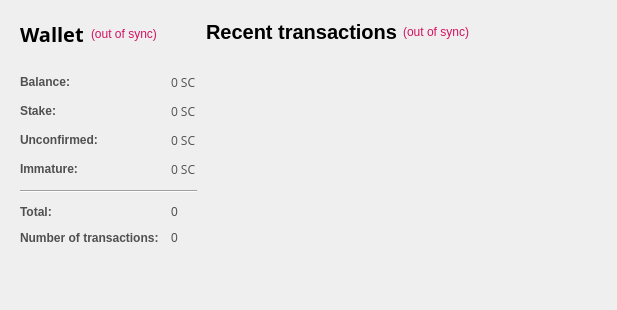
This is src/qt/forms/overviewpage.ui in shnurf/silkcoin as Qt 5 draws it before an edit. The edited form follows.
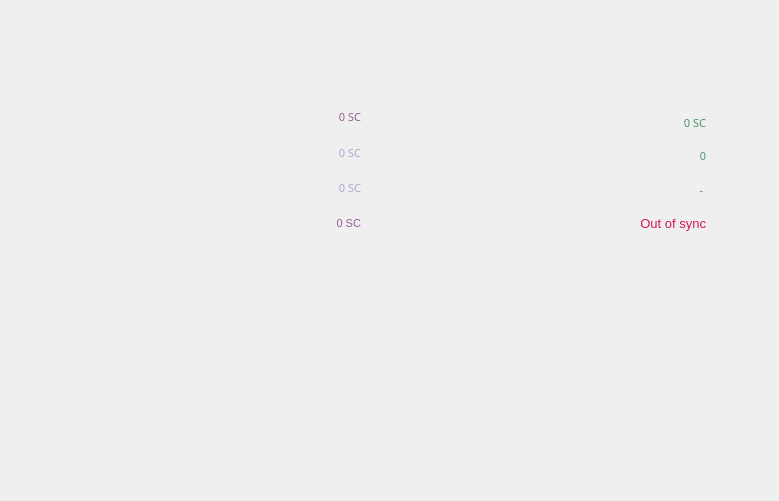
This is the edited form. Icons and pictures are not drawn.

```diff
--- a/src/qt/forms/overviewpage.ui
+++ b/src/qt/forms/overviewpage.ui
@@ -6,8 +6,8 @@
    <rect>
     <x>0</x>
     <y>0</y>
-    <width>575</width>
-    <height>417</height>
+    <width>779</width>
+    <height>517</height>
    </rect>
   </property>
   <property name="sizePolicy">
@@ -18,7 +18,7 @@
   </property>
   <property name="maximumSize">
    <size>
-    <width>575</width>
+    <width>800</width>
     <height>16777215</height>
    </size>
   </property>
@@ -27,7 +27,7 @@
   </property>
   <property name="styleSheet">
    <string notr="true">color:#505050;
-font-family:'Open Sans,sans-serif';</string>
+font-family:'Proxima Nova Rg';font-size:13px</string>
   </property>
   <layout class="QGridLayout" name="gridLayout_2">
    <property name="sizeConstraint">
@@ -39,128 +39,20 @@
    <property name="horizontalSpacing">
     <number>0</number>
    </property>
-   <item row="1" column="1">
-    <layout class="QVBoxLayout" name="verticalLayout_3">
-     <property name="spacing">
-      <number>7</number>
+   <item row="3" column="1" colspan="2">
+    <widget class="QLabel" name="label_5">
+     <property name="font">
+      <font>
+       <family>Proxima Nova Rg</family>
+       <pointsize>-1</pointsize>
+      </font>
      </property>
-     <item>
-      <widget class="QFrame" name="frame_2">
-       <property name="sizePolicy">
-        <sizepolicy hsizetype="Fixed" vsizetype="Preferred">
-         <horstretch>0</horstretch>
-         <verstretch>0</verstretch>
-        </sizepolicy>
-       </property>
-       <property name="minimumSize">
-        <size>
-         <width>400</width>
-         <height>0</height>
-        </size>
-       </property>
-       <property name="maximumSize">
-        <size>
-         <width>450</width>
-         <height>16777215</height>
-        </size>
-       </property>
-       <layout class="QVBoxLayout" name="verticalLayout">
-        <property name="leftMargin">
-         <number>0</number>
-        </property>
-        <item>
-         <layout class="QHBoxLayout" name="horizontalLayout_2">
-          <item>
-           <widget class="QLabel" name="label_4">
             <property name="text">
-             <string>&lt;html&gt;&lt;head/&gt;&lt;body&gt;&lt;p&gt;&lt;span style=&quot; font-size:20px; font-weight:600; color:#000000;&quot;&gt;Recent transactions&lt;/span&gt;&lt;/p&gt;&lt;/body&gt;&lt;/html&gt;</string>
+      <string>&lt;html&gt;&lt;head/&gt;&lt;body&gt;&lt;p align=&quot;center&quot;&gt;&lt;img src=&quot;:/icons/dash&quot;/&gt;&lt;/p&gt;&lt;/body&gt;&lt;/html&gt;</string>
             </property>
            </widget>
           </item>
-          <item>
-           <widget class="QLabel" name="labelTransactionsStatus">
-            <property name="toolTip">
-             <string>The displayed information may be out of date. Your wallet automatically synchronizes with the Silkcoin network after a connection is established, but this process has not completed yet.</string>
-            </property>
-            <property name="styleSheet">
-             <string notr="true">QLabel { color: red; }</string>
-            </property>
-            <property name="text">
-             <string notr="true">&lt;html&gt;&lt;head/&gt;&lt;body&gt;&lt;p&gt;&lt;span style=&quot; color:#d31360;&quot;&gt;(out of sync)&lt;/span&gt;&lt;/p&gt;&lt;/body&gt;&lt;/html&gt;</string>
-            </property>
-            <property name="alignment">
-             <set>Qt::AlignRight|Qt::AlignTrailing|Qt::AlignVCenter</set>
-            </property>
-           </widget>
-          </item>
-          <item>
-           <spacer name="horizontalSpacer">
-            <property name="orientation">
-             <enum>Qt::Horizontal</enum>
-            </property>
-            <property name="sizeHint" stdset="0">
-             <size>
-              <width>40</width>
-              <height>20</height>
-             </size>
-            </property>
-           </spacer>
-          </item>
-         </layout>
-        </item>
-        <item>
-         <spacer name="verticalSpacer_6">
-          <property name="orientation">
-           <enum>Qt::Vertical</enum>
-          </property>
-          <property name="sizeType">
-           <enum>QSizePolicy::Maximum</enum>
-          </property>
-          <property name="sizeHint" stdset="0">
-           <size>
-            <width>20</width>
-            <height>13</height>
-           </size>
-          </property>
-         </spacer>
-        </item>
-        <item>
-         <widget class="QListView" name="listTransactions">
-          <property name="sizePolicy">
-           <sizepolicy hsizetype="Fixed" vsizetype="Expanding">
-            <horstretch>0</horstretch>
-            <verstretch>0</verstretch>
-           </sizepolicy>
-          </property>
-          <property name="maximumSize">
-           <size>
-            <width>400</width>
-            <height>16777215</height>
-           </size>
-          </property>
-          <property name="styleSheet">
-           <string notr="true">QListView { background: transparent;font-size:12px;  }</string>
-          </property>
-          <property name="frameShape">
-           <enum>QFrame::NoFrame</enum>
-          </property>
-          <property name="verticalScrollBarPolicy">
-           <enum>Qt::ScrollBarAlwaysOff</enum>
-          </property>
-          <property name="horizontalScrollBarPolicy">
-           <enum>Qt::ScrollBarAlwaysOff</enum>
-          </property>
-          <property name="selectionMode">
-           <enum>QAbstractItemView::NoSelection</enum>
-          </property>
-         </widget>
-        </item>
-       </layout>
-      </widget>
-     </item>
-    </layout>
-   </item>
-   <item row="1" column="0">
+   <item row="6" column="1">
     <layout class="QVBoxLayout" name="verticalLayout_2">
      <property name="spacing">
       <number>1</number>
@@ -173,100 +65,49 @@
          <verstretch>0</verstretch>
         </sizepolicy>
        </property>
+       <property name="minimumSize">
+        <size>
+         <width>331</width>
+         <height>188</height>
+        </size>
+       </property>
        <property name="maximumSize">
         <size>
-         <width>350</width>
-         <height>16777215</height>
+         <width>331</width>
+         <height>188</height>
         </size>
        </property>
+       <property name="styleSheet">
+        <string notr="true">background-image:url(:/icons/res/icons/balance.png);</string>
+       </property>
        <layout class="QVBoxLayout" name="verticalLayout_4">
-        <item>
-         <layout class="QHBoxLayout" name="horizontalLayout_4">
           <property name="spacing">
-           <number>7</number>
+         <number>0</number>
           </property>
           <item>
-           <widget class="QLabel" name="label_5">
-            <property name="font">
-             <font>
-              <family>Open Sans,sans-serif</family>
-             </font>
-            </property>
-            <property name="text">
-             <string>&lt;html&gt;&lt;head/&gt;&lt;body&gt;&lt;p&gt;&lt;span style=&quot; font-size:20px; font-weight:600; color:#000000;&quot;&gt;Wallet&lt;/span&gt;&lt;/p&gt;&lt;/body&gt;&lt;/html&gt;</string>
-            </property>
-           </widget>
-          </item>
-          <item>
-           <widget class="QLabel" name="labelWalletStatus">
-            <property name="toolTip">
-             <string>The displayed information may be out of date. Your wallet automatically synchronizes with the Silkcoin network after a connection is established, but this process has not completed yet.</string>
-            </property>
+         <widget class="QFrame" name="frame_3">
             <property name="styleSheet">
-             <string notr="true">QLabel { color: red; }</string>
-            </property>
-            <property name="text">
-             <string notr="true">&lt;html&gt;&lt;head/&gt;&lt;body&gt;&lt;p&gt;&lt;span style=&quot; color:#d31360;&quot;&gt;(out of sync)&lt;/span&gt;&lt;/p&gt;&lt;/body&gt;&lt;/html&gt;</string>
-            </property>
-            <property name="alignment">
-             <set>Qt::AlignLeading|Qt::AlignLeft|Qt::AlignVCenter</set>
-            </property>
-           </widget>
-          </item>
-          <item>
-           <spacer name="horizontalSpacer_2">
-            <property name="orientation">
-             <enum>Qt::Horizontal</enum>
-            </property>
-            <property name="sizeHint" stdset="0">
-             <size>
-              <width>40</width>
-              <height>20</height>
-             </size>
-            </property>
-           </spacer>
-          </item>
-         </layout>
-        </item>
-        <item>
-         <spacer name="verticalSpacer_5">
-          <property name="orientation">
-           <enum>Qt::Vertical</enum>
-          </property>
-          <property name="sizeType">
-           <enum>QSizePolicy::Maximum</enum>
-          </property>
-          <property name="sizeHint" stdset="0">
-           <size>
-            <width>20</width>
-            <height>20</height>
-           </size>
-          </property>
-         </spacer>
-        </item>
-        <item>
-         <layout class="QFormLayout" name="formLayout_2">
-          <property name="fieldGrowthPolicy">
-           <enum>QFormLayout::AllNonFixedFieldsGrow</enum>
-          </property>
-          <property name="horizontalSpacing">
-           <number>12</number>
-          </property>
+           <string notr="true">background:transparent;color:#afa6cd;</string>
+          </property>
+          <widget class="QWidget" name="gridLayoutWidget">
+           <property name="geometry">
+            <rect>
+             <x>120</x>
+             <y>30</y>
+             <width>181</width>
+             <height>141</height>
+            </rect>
+           </property>
+           <layout class="QGridLayout" name="ohno">
           <property name="verticalSpacing">
-           <number>12</number>
+             <number>0</number>
           </property>
           <item row="0" column="0">
-           <widget class="QLabel" name="label">
-            <property name="text">
-             <string>&lt;html&gt;&lt;head/&gt;&lt;body&gt;&lt;p&gt;&lt;span style=&quot; font-weight:600;&quot;&gt;Balance:&lt;/span&gt;&lt;/p&gt;&lt;/body&gt;&lt;/html&gt;</string>
-            </property>
-           </widget>
-          </item>
-          <item row="0" column="1">
            <widget class="QLabel" name="labelBalance">
             <property name="font">
              <font>
-              <family>Open Sans,sans-serif</family>
+                <family>Proxima Nova Rg</family>
+                <pointsize>-1</pointsize>
              </font>
             </property>
             <property name="cursor">
@@ -275,8 +116,17 @@
             <property name="toolTip">
              <string>Your current balance</string>
             </property>
+              <property name="layoutDirection">
+               <enum>Qt::LeftToRight</enum>
+              </property>
+              <property name="styleSheet">
+               <string notr="true">color:#925c97;</string>
+              </property>
             <property name="text">
-             <string notr="true">0 SC</string>
+               <string notr="true">&lt;html&gt;&lt;head/&gt;&lt;body&gt;&lt;p&gt;&lt;span style=&quot; font-size:8pt;&quot;&gt;0 SC&lt;/span&gt;&lt;/p&gt;&lt;/body&gt;&lt;/html&gt;</string>
+              </property>
+              <property name="alignment">
+               <set>Qt::AlignRight|Qt::AlignTrailing|Qt::AlignVCenter</set>
             </property>
             <property name="textInteractionFlags">
              <set>Qt::LinksAccessibleByMouse|Qt::TextSelectableByKeyboard|Qt::TextSelectableByMouse</set>
@@ -284,17 +134,11 @@
            </widget>
           </item>
           <item row="1" column="0">
-           <widget class="QLabel" name="label_6">
-            <property name="text">
-             <string>&lt;html&gt;&lt;head/&gt;&lt;body&gt;&lt;p&gt;&lt;span style=&quot; font-weight:600;&quot;&gt;Stake:&lt;/span&gt;&lt;/p&gt;&lt;/body&gt;&lt;/html&gt;</string>
-            </property>
-           </widget>
-          </item>
-          <item row="1" column="1">
            <widget class="QLabel" name="labelStake">
             <property name="font">
              <font>
-              <family>Open Sans,sans-serif</family>
+                <family>Proxima Nova Rg</family>
+                <pointsize>-1</pointsize>
              </font>
             </property>
             <property name="cursor">
@@ -304,7 +148,10 @@
              <string>Total of coins that was staked, and do not yet count toward the current balance</string>
             </property>
             <property name="text">
-             <string notr="true">0 SC</string>
+               <string notr="true">&lt;html&gt;&lt;head/&gt;&lt;body&gt;&lt;p align=&quot;right&quot;&gt;&lt;span style=&quot; font-size:8pt;&quot;&gt;0 SC&lt;/span&gt;&lt;/p&gt;&lt;/body&gt;&lt;/html&gt;</string>
+              </property>
+              <property name="alignment">
+               <set>Qt::AlignRight|Qt::AlignTrailing|Qt::AlignVCenter</set>
             </property>
             <property name="textInteractionFlags">
              <set>Qt::LinksAccessibleByMouse|Qt::TextSelectableByKeyboard|Qt::TextSelectableByMouse</set>
@@ -312,110 +159,213 @@
            </widget>
           </item>
           <item row="2" column="0">
-           <widget class="QLabel" name="label_3">
-            <property name="text">
-             <string>&lt;html&gt;&lt;head/&gt;&lt;body&gt;&lt;p&gt;&lt;span style=&quot; font-weight:600;&quot;&gt;Unconfirmed:&lt;/span&gt;&lt;/p&gt;&lt;/body&gt;&lt;/html&gt;</string>
-            </property>
-           </widget>
-          </item>
-          <item row="2" column="1">
-           <widget class="QLabel" name="labelUnconfirmed">
-            <property name="font">
-             <font>
-              <family>Open Sans,sans-serif</family>
-             </font>
-            </property>
-            <property name="cursor">
-             <cursorShape>IBeamCursor</cursorShape>
-            </property>
-            <property name="toolTip">
-             <string>Total of transactions that have yet to be confirmed, and do not yet count toward the current balance</string>
-            </property>
-            <property name="text">
-             <string notr="true">0 SC</string>
-            </property>
-            <property name="textInteractionFlags">
-             <set>Qt::LinksAccessibleByMouse|Qt::TextSelectableByKeyboard|Qt::TextSelectableByMouse</set>
-            </property>
-           </widget>
-          </item>
-          <item row="3" column="0">
-           <widget class="QLabel" name="labelImmatureText">
-            <property name="text">
-             <string>&lt;html&gt;&lt;head/&gt;&lt;body&gt;&lt;p&gt;&lt;span style=&quot; font-weight:600;&quot;&gt;Immature:&lt;/span&gt;&lt;/p&gt;&lt;/body&gt;&lt;/html&gt;</string>
-            </property>
-           </widget>
-          </item>
-          <item row="3" column="1">
            <widget class="QLabel" name="labelImmature">
             <property name="font">
              <font>
-              <family>Open Sans,sans-serif</family>
+                <family>Proxima Nova Rg</family>
+                <pointsize>-1</pointsize>
              </font>
             </property>
             <property name="toolTip">
              <string>Mined balance that has not yet matured</string>
             </property>
             <property name="text">
-             <string notr="true">0 SC</string>
+               <string notr="true">&lt;html&gt;&lt;head/&gt;&lt;body&gt;&lt;p align=&quot;right&quot;&gt;&lt;span style=&quot; font-size:8pt;&quot;&gt;0 SC&lt;/span&gt;&lt;/p&gt;&lt;/body&gt;&lt;/html&gt;</string>
+              </property>
+              <property name="alignment">
+               <set>Qt::AlignRight|Qt::AlignTrailing|Qt::AlignVCenter</set>
             </property>
             <property name="textInteractionFlags">
              <set>Qt::LinksAccessibleByMouse|Qt::TextSelectableByKeyboard|Qt::TextSelectableByMouse</set>
             </property>
            </widget>
           </item>
-          <item row="5" column="0">
-           <widget class="QLabel" name="label_10">
-            <property name="text">
-             <string>&lt;html&gt;&lt;head/&gt;&lt;body&gt;&lt;p&gt;&lt;span style=&quot; font-weight:600;&quot;&gt;Total:&lt;/span&gt;&lt;/p&gt;&lt;/body&gt;&lt;/html&gt;</string>
-            </property>
-           </widget>
-          </item>
-          <item row="5" column="1">
+            <item row="4" column="0">
            <widget class="QLabel" name="labelTotal">
             <property name="toolTip">
              <string>Total number of transactions in wallet</string>
             </property>
+              <property name="styleSheet">
+               <string notr="true">color:#925c97;</string>
+              </property>
             <property name="text">
-             <string notr="true">0</string>
-            </property>
-           </widget>
-          </item>
-          <item row="6" column="0">
-           <widget class="QLabel" name="label_2">
+               <string notr="true">&lt;html&gt;&lt;head/&gt;&lt;body&gt;&lt;p align=&quot;right&quot;&gt;&lt;span style=&quot; font-size:8pt;&quot;&gt;0 SC&lt;/span&gt;&lt;/p&gt;&lt;/body&gt;&lt;/html&gt;</string>
+              </property>
+              <property name="alignment">
+               <set>Qt::AlignRight|Qt::AlignTrailing|Qt::AlignVCenter</set>
+              </property>
+             </widget>
+            </item>
+           </layout>
+          </widget>
+         </widget>
+        </item>
+       </layout>
+      </widget>
+     </item>
+    </layout>
+   </item>
+   <item row="6" column="2">
+    <layout class="QVBoxLayout" name="verticalLayout_3">
+     <property name="spacing">
+      <number>7</number>
+     </property>
+     <item>
+      <widget class="QFrame" name="frame_2">
+       <property name="sizePolicy">
+        <sizepolicy hsizetype="Fixed" vsizetype="Preferred">
+         <horstretch>0</horstretch>
+         <verstretch>0</verstretch>
+        </sizepolicy>
+       </property>
+       <property name="minimumSize">
+        <size>
+         <width>332</width>
+         <height>188</height>
+        </size>
+       </property>
+       <property name="maximumSize">
+        <size>
+         <width>332</width>
+         <height>188</height>
+        </size>
+       </property>
+       <property name="layoutDirection">
+        <enum>Qt::RightToLeft</enum>
+       </property>
+       <property name="styleSheet">
+        <string notr="true">background-image:url(:/icons/res/icons/detail.png);</string>
+       </property>
+       <layout class="QVBoxLayout" name="verticalLayout">
+        <property name="spacing">
+         <number>0</number>
+        </property>
+        <item>
+         <widget class="QFrame" name="frame_5">
+          <property name="styleSheet">
+           <string notr="true">background:transparent;color:#508f6f;</string>
+          </property>
+          <widget class="QWidget" name="gridLayoutWidget_2">
+           <property name="geometry">
+            <rect>
+             <x>150</x>
+             <y>30</y>
+             <width>151</width>
+             <height>141</height>
+            </rect>
+           </property>
+           <layout class="QGridLayout" name="ohno_4">
+            <property name="topMargin">
+             <number>6</number>
+            </property>
+            <property name="horizontalSpacing">
+             <number>8</number>
+            </property>
+            <property name="verticalSpacing">
+             <number>0</number>
+            </property>
+            <item row="2" column="0">
+             <widget class="QLabel" name="labelActive">
+              <property name="font">
+               <font>
+                <family>Proxima Nova Rg</family>
+                <pointsize>-1</pointsize>
+               </font>
+              </property>
+              <property name="cursor">
+               <cursorShape>IBeamCursor</cursorShape>
+              </property>
+              <property name="toolTip">
+               <string>Total of transactions that have yet to be confirmed, and do not yet count toward the current balance</string>
+              </property>
             <property name="text">
-             <string>&lt;html&gt;&lt;head/&gt;&lt;body&gt;&lt;p&gt;&lt;span style=&quot; font-weight:600;&quot;&gt;Number of transactions:&lt;/span&gt;&lt;/p&gt;&lt;/body&gt;&lt;/html&gt;</string>
-            </property>
-           </widget>
-          </item>
-          <item row="6" column="1">
+               <string notr="true">&lt;html&gt;&lt;head/&gt;&lt;body&gt;&lt;p align=&quot;right&quot;&gt;&lt;span style=&quot; font-size:8pt;&quot;&gt;- &lt;/span&gt;&lt;/p&gt;&lt;/body&gt;&lt;/html&gt;</string>
+              </property>
+              <property name="alignment">
+               <set>Qt::AlignRight|Qt::AlignTrailing|Qt::AlignVCenter</set>
+              </property>
+              <property name="textInteractionFlags">
+               <set>Qt::LinksAccessibleByMouse|Qt::TextSelectableByKeyboard|Qt::TextSelectableByMouse</set>
+              </property>
+             </widget>
+            </item>
+            <item row="3" column="0">
+             <widget class="QLabel" name="labelWalletStatus">
+              <property name="toolTip">
+               <string>The displayed information may be out of date. Your wallet automatically synchronizes with the Silkcoin network after a connection is established, but this process has not completed yet.</string>
+              </property>
+              <property name="styleSheet">
+               <string notr="true">QLabel { color: red;} </string>
+              </property>
+              <property name="text">
+               <string notr="true">&lt;html&gt;&lt;head/&gt;&lt;body&gt;&lt;p align=&quot;right&quot;&gt;&lt;span style=&quot; color:#d31360;&quot;&gt;Out of sync&lt;/span&gt;&lt;/p&gt;&lt;/body&gt;&lt;/html&gt;</string>
+              </property>
+              <property name="alignment">
+               <set>Qt::AlignRight|Qt::AlignTrailing|Qt::AlignVCenter</set>
+              </property>
+             </widget>
+            </item>
+            <item row="0" column="0">
+             <widget class="QLabel" name="labelUnconfirmed">
+              <property name="font">
+               <font>
+                <family>Proxima Nova Rg</family>
+                <pointsize>-1</pointsize>
+               </font>
+              </property>
+              <property name="cursor">
+               <cursorShape>IBeamCursor</cursorShape>
+              </property>
+              <property name="toolTip">
+               <string>Total of transactions that have yet to be confirmed, and do not yet count toward the current balance</string>
+              </property>
+              <property name="text">
+               <string notr="true">&lt;html&gt;&lt;head/&gt;&lt;body&gt;&lt;p align=&quot;right&quot;&gt;&lt;span style=&quot; font-size:8pt;&quot;&gt;0 SC&lt;/span&gt;&lt;/p&gt;&lt;/body&gt;&lt;/html&gt;</string>
+              </property>
+              <property name="alignment">
+               <set>Qt::AlignRight|Qt::AlignTrailing|Qt::AlignVCenter</set>
+              </property>
+              <property name="textInteractionFlags">
+               <set>Qt::LinksAccessibleByMouse|Qt::TextSelectableByKeyboard|Qt::TextSelectableByMouse</set>
+              </property>
+             </widget>
+            </item>
+            <item row="1" column="0">
            <widget class="QLabel" name="labelNumTransactions">
             <property name="toolTip">
              <string>Total number of transactions in wallet</string>
             </property>
             <property name="text">
-             <string notr="true">0</string>
-            </property>
-           </widget>
-          </item>
-          <item row="4" column="0" colspan="2">
-           <widget class="Line" name="line">
-            <property name="sizePolicy">
-             <sizepolicy hsizetype="Expanding" vsizetype="Fixed">
-              <horstretch>140</horstretch>
-              <verstretch>0</verstretch>
-             </sizepolicy>
-            </property>
+               <string notr="true">&lt;html&gt;&lt;head/&gt;&lt;body&gt;&lt;p align=&quot;right&quot;&gt;&lt;span style=&quot; font-size:8pt;&quot;&gt;0&lt;/span&gt;&lt;/p&gt;&lt;/body&gt;&lt;/html&gt;</string>
+              </property>
+              <property name="alignment">
+               <set>Qt::AlignRight|Qt::AlignTrailing|Qt::AlignVCenter</set>
+              </property>
+             </widget>
+            </item>
+           </layout>
+          </widget>
+         </widget>
+        </item>
+       </layout>
+      </widget>
+     </item>
+    </layout>
+   </item>
+   <item row="6" column="3" rowspan="2">
+    <spacer name="horizontalSpacer">
             <property name="orientation">
              <enum>Qt::Horizontal</enum>
             </property>
-           </widget>
-          </item>
-         </layout>
-        </item>
-        <item>
-         <layout class="QVBoxLayout" name="verticalLayout_6">
-          <item>
+     <property name="sizeHint" stdset="0">
+      <size>
+       <width>40</width>
+       <height>20</height>
+      </size>
+     </property>
+    </spacer>
+   </item>
+   <item row="2" column="0" colspan="4">
            <spacer name="verticalSpacer">
             <property name="orientation">
              <enum>Qt::Vertical</enum>
@@ -431,23 +381,78 @@
             </property>
            </spacer>
           </item>
-          <item>
-           <widget class="QLabel" name="camel">
+   <item row="4" column="1" colspan="2">
+    <spacer name="verticalSpacer_2">
+     <property name="orientation">
+      <enum>Qt::Vertical</enum>
+     </property>
+     <property name="sizeType">
+      <enum>QSizePolicy::Fixed</enum>
+     </property>
+     <property name="sizeHint" stdset="0">
+      <size>
+       <width>20</width>
+       <height>10</height>
+      </size>
+     </property>
+    </spacer>
+   </item>
+   <item row="5" column="0" rowspan="3">
+    <spacer name="horizontalSpacer_2">
+     <property name="orientation">
+      <enum>Qt::Horizontal</enum>
+     </property>
+     <property name="sizeHint" stdset="0">
+      <size>
+       <width>40</width>
+       <height>20</height>
+      </size>
+     </property>
+    </spacer>
+   </item>
+   <item row="7" column="1" colspan="2">
+    <widget class="QFrame" name="frame">
+     <property name="minimumSize">
+      <size>
+       <width>677</width>
+       <height>235</height>
+      </size>
+     </property>
+     <property name="maximumSize">
+      <size>
+       <width>677</width>
+       <height>235</height>
+      </size>
+     </property>
             <property name="styleSheet">
-             <string notr="true"/>
-            </property>
-            <property name="text">
-             <string/>
-            </property>
-           </widget>
-          </item>
+      <string notr="true">QFrame { font-size:12px;padding:5px;background-image:url(:/icons/res/icons/recent.png);padding-top:20px; }</string>
+     </property>
+     <layout class="QVBoxLayout" name="verticalLayout_6">
+      <property name="spacing">
+       <number>0</number>
+      </property>
+      <property name="sizeConstraint">
+       <enum>QLayout::SetNoConstraint</enum>
+      </property>
+      <property name="leftMargin">
+       <number>0</number>
+      </property>
+      <property name="topMargin">
+       <number>0</number>
+      </property>
+      <property name="rightMargin">
+       <number>0</number>
+      </property>
+      <property name="bottomMargin">
+       <number>0</number>
+      </property>
           <item>
            <spacer name="verticalSpacer_3">
             <property name="orientation">
              <enum>Qt::Vertical</enum>
             </property>
             <property name="sizeType">
-             <enum>QSizePolicy::Expanding</enum>
+         <enum>QSizePolicy::Fixed</enum>
             </property>
             <property name="sizeHint" stdset="0">
              <size>
@@ -457,12 +462,45 @@
             </property>
            </spacer>
           </item>
-         </layout>
-        </item>
-       </layout>
+      <item>
+       <widget class="QListView" name="listTransactions">
+        <property name="sizePolicy">
+         <sizepolicy hsizetype="Fixed" vsizetype="Fixed">
+          <horstretch>0</horstretch>
+          <verstretch>0</verstretch>
+         </sizepolicy>
+        </property>
+        <property name="minimumSize">
+         <size>
+          <width>664</width>
+          <height>180</height>
+         </size>
+        </property>
+        <property name="maximumSize">
+         <size>
+          <width>664</width>
+          <height>200</height>
+         </size>
+        </property>
+        <property name="styleSheet">
+         <string notr="true">background:transparent;color:#a0a7b6;</string>
+        </property>
+        <property name="frameShape">
+         <enum>QFrame::NoFrame</enum>
+        </property>
+        <property name="verticalScrollBarPolicy">
+         <enum>Qt::ScrollBarAlwaysOff</enum>
+        </property>
+        <property name="horizontalScrollBarPolicy">
+         <enum>Qt::ScrollBarAlwaysOff</enum>
+        </property>
+        <property name="selectionMode">
+         <enum>QAbstractItemView::NoSelection</enum>
+        </property>
       </widget>
      </item>
     </layout>
+    </widget>
    </item>
   </layout>
  </widget>
```
Left out of the diff: 3 changed lines with no effect on the pictures. Lines whose indentation alone changed are shown as unchanged.
